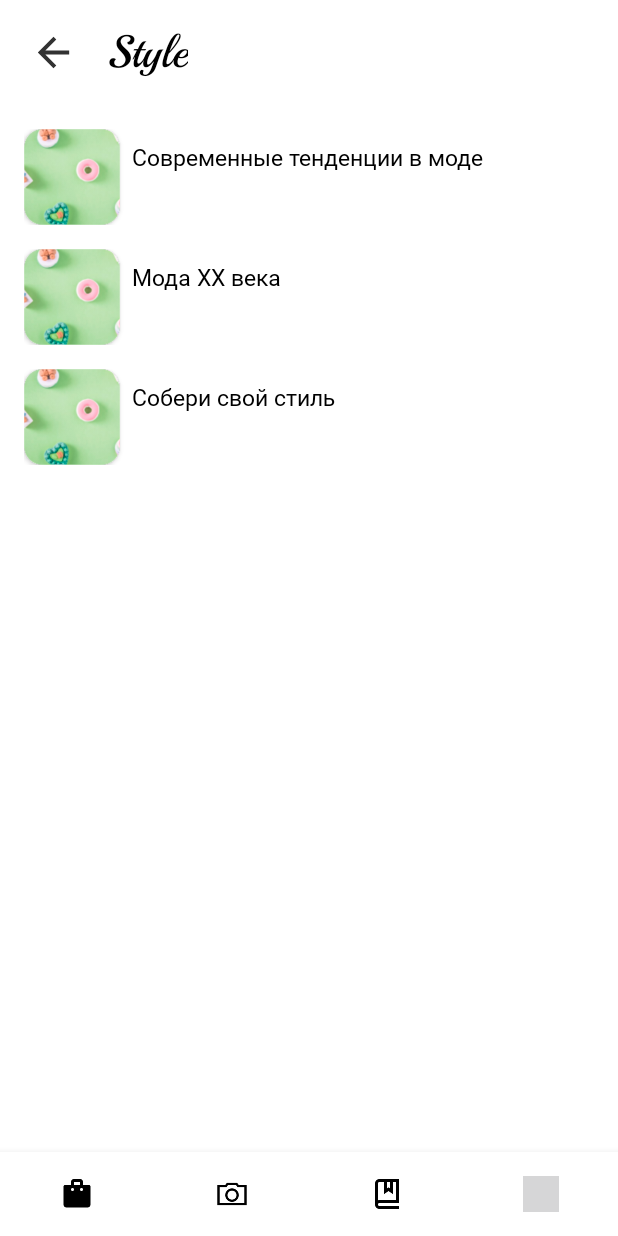
After one commit to Pavel-Team/TrueStyle, an Android app: the fragment TopicsFragment placed in its activity, on a phone screen of 412 x 824 dp. The commit adds this screen. Run offline under Robolectric (Android 15) with nearby library versions, the phone set to English and light mode, and no system bars; our stand-ins replace data binding.

Commit message:
topics fragment

```diff
--- /dev/null
+++ b/app/src/main/java/ru/dm/android/truestyle/model/Topic.kt
@@ -0,0 +1,7 @@
+/**Модель для темы со статьями*/
+package ru.dm.android.truestyle.model
+
+data class Topic(val id: Int,
+                 val title: String,
+                 val imageUrl: String) {
+}
--- a/app/src/main/java/ru/dm/android/truestyle/ui/screen/ArticlesFragment.kt
+++ b/app/src/main/java/ru/dm/android/truestyle/ui/screen/ArticlesFragment.kt
@@ -38,6 +38,14 @@
 
     private lateinit var listCircle: MutableList<ImageView>
     private var indexActiveArticle = 0 //Индекс текущего активированного кружка
+
+    private lateinit var callbacks: NavigationCallbacks
+
+
+    override fun onCreate(savedInstanceState: Bundle?) {
+        super.onCreate(savedInstanceState)
+        callbacks = context as NavigationCallbacks
+    }
 
 
     override fun onCreateView(
@@ -98,7 +106,6 @@
                         if (!isScroll && fromPosition-event.getY()==0f) {
                             val idArticle = listArticles.get(indexActiveArticle).id
                             Log.d(TAG, "Нажата статья id = " + idArticle.toString())
-                            val callbacks = context as NavigationCallbacks
                             val fragmentTo = ArticleFragment.newInstance(idArticle)
                             callbacks.navigateTo(fragmentTo, R.id.navigation_articles)
                         }
@@ -107,6 +114,15 @@
                 }
 
                 return true
+            }
+        })
+
+
+        //Слушатель для кнопки показа всех тем
+        binding.imageButtonTopics.setOnClickListener(object : View.OnClickListener {
+            override fun onClick(p0: View?) {
+                val fragmentTo = TopicsFragment()
+                callbacks.navigateTo(fragmentTo, R.id.navigation_articles)
             }
         })
 
--- /dev/null
+++ b/app/src/main/java/ru/dm/android/truestyle/ui/screen/TopicsFragment.kt
@@ -0,0 +1,64 @@
+/**Фрагмент с темами статей*/
+package ru.dm.android.truestyle.ui.screen
+
+import android.os.Bundle
+import android.view.LayoutInflater
+import android.view.View
+import android.view.ViewGroup
+import androidx.fragment.app.Fragment
+import androidx.lifecycle.ViewModelProvider
+import androidx.recyclerview.widget.LinearLayoutManager
+import ru.dm.android.truestyle.R
+import ru.dm.android.truestyle.databinding.FragmentTopicsBinding
+import ru.dm.android.truestyle.ui.navigation.NavigationCallbacks
+import ru.dm.android.truestyle.ui.screen.adapter.TopicAdapter
+import ru.dm.android.truestyle.viewmodel.TopicsViewModel
+
+class TopicsFragment: Fragment() {
+
+    private lateinit var topicsViewModel: TopicsViewModel
+    private var _binding: FragmentTopicsBinding? = null
+    private val binding get() = _binding!!
+
+    private lateinit var callbacks: NavigationCallbacks
+
+
+    override fun onCreate(savedInstanceState: Bundle?) {
+        super.onCreate(savedInstanceState)
+        callbacks = context as NavigationCallbacks
+    }
+
+
+    override fun onCreateView(
+        inflater: LayoutInflater,
+        container: ViewGroup?,
+        savedInstanceState: Bundle?
+    ): View? {
+        topicsViewModel = ViewModelProvider(this).get(TopicsViewModel::class.java)
+
+        _binding = FragmentTopicsBinding.inflate(inflater, container, false)
+        val root: View = binding.root
+
+        binding.lifecycleOwner = this@TopicsFragment
+        binding.recyclerViewTopics.apply{
+            layoutManager = LinearLayoutManager(context, LinearLayoutManager.VERTICAL, false)
+            adapter = TopicAdapter(context, topicsViewModel.liveData.value!!) //ВРЕМЕННО (потом готовить аж с OnCreate)
+        }
+
+        //Слушатель на кнопку назад
+        binding.imageButtonBack.setOnClickListener(object: View.OnClickListener {
+            override fun onClick(p0: View?) {
+                activity?.onBackPressed()
+            }
+        })
+
+        return root
+    }
+
+
+    override fun onDestroy() {
+        super.onDestroy()
+        _binding = null
+    }
+
+}
--- a/app/src/main/java/ru/dm/android/truestyle/ui/screen/adapter/DataBindingAdapter.kt
+++ b/app/src/main/java/ru/dm/android/truestyle/ui/screen/adapter/DataBindingAdapter.kt
@@ -13,7 +13,7 @@
 fun setWebViewClient(view: WebView, client: WebChromeClient) {
     view.webChromeClient = client
     view.webViewClient = WebViewClient()
-    //view.settings.javaScriptEnabled=true
+    view.settings.javaScriptEnabled=true
 }
 
 @BindingAdapter("loadUrl")
--- /dev/null
+++ b/app/src/main/java/ru/dm/android/truestyle/ui/screen/adapter/TopicAdapter.kt
@@ -0,0 +1,35 @@
+package ru.dm.android.truestyle.ui.screen.adapter
+
+import android.content.Context
+import android.view.LayoutInflater
+import android.view.ViewGroup
+import androidx.databinding.DataBindingUtil
+import androidx.recyclerview.widget.RecyclerView
+import ru.dm.android.truestyle.R
+import ru.dm.android.truestyle.databinding.ItemTopicBinding
+import ru.dm.android.truestyle.model.Topic
+import ru.dm.android.truestyle.ui.screen.holder.TopicHolder
+
+class TopicAdapter(private val context: Context,
+                   private val listTopics: List<Topic>): RecyclerView.Adapter<TopicHolder>() {
+
+    override fun onCreateViewHolder(parent: ViewGroup, viewType: Int): TopicHolder {
+        val binding = DataBindingUtil.inflate<ItemTopicBinding>(
+            LayoutInflater.from(context),
+            R.layout.item_topic,
+            parent,
+            false
+        )
+        return TopicHolder(binding, context)
+    }
+
+    override fun onBindViewHolder(holder: TopicHolder, position: Int) {
+        val clothes = listTopics[position]
+        holder.bind(clothes)
+    }
+
+    override fun getItemCount(): Int {
+        return listTopics.size
+    }
+
+}
--- /dev/null
+++ b/app/src/main/java/ru/dm/android/truestyle/ui/screen/holder/TopicHolder.kt
@@ -0,0 +1,33 @@
+package ru.dm.android.truestyle.ui.screen.holder
+
+import android.content.Context
+import android.view.View
+import androidx.recyclerview.widget.RecyclerView
+import ru.dm.android.truestyle.databinding.ItemTopicBinding
+import ru.dm.android.truestyle.model.Topic
+import ru.dm.android.truestyle.ui.navigation.NavigationCallbacks
+
+class TopicHolder(private val binding: ItemTopicBinding, context: Context): RecyclerView.ViewHolder(binding.root), View.OnClickListener {
+
+    private var callbacks: NavigationCallbacks
+
+    init {
+        itemView.setOnClickListener(this)
+        callbacks = context as NavigationCallbacks
+    }
+
+    fun bind(topic: Topic) {
+        binding.apply {
+            model = topic
+            executePendingBindings()
+        }
+    }
+
+    override fun onClick(view: View?) {
+        val id = binding.model!!.id
+
+        //val fragmentTo = ClothesFragment.newInstance(id)
+        //callbacks.navigateTo(fragmentTo, R.id.navigation_recommendation)
+    }
+
+}
--- /dev/null
+++ b/app/src/main/java/ru/dm/android/truestyle/viewmodel/TopicsViewModel.kt
@@ -0,0 +1,18 @@
+package ru.dm.android.truestyle.viewmodel
+
+import androidx.lifecycle.MutableLiveData
+import androidx.lifecycle.ViewModel
+import ru.dm.android.truestyle.model.Topic
+
+class TopicsViewModel: ViewModel() {
+    var liveData: MutableLiveData<List<Topic>> = MutableLiveData()
+
+    //ВРЕМЕННО
+    init {
+        liveData.value = listOf(
+            Topic(1, "Современные тенденции в моде", "www.url1.ru"),
+            Topic(2, "Мода XX века", "www.url2.ru"),
+            Topic(3, "Собери свой стиль", "www.url3.ru"),
+        )
+    }
+}
--- /dev/null
+++ b/app/src/main/res/drawable/ic_back.xml
@@ -0,0 +1,5 @@
+<vector android:autoMirrored="true" android:height="24dp"
+    android:tint="#323232" android:viewportHeight="24"
+    android:viewportWidth="24" android:width="24dp" xmlns:android="http://schemas.android.com/apk/res/android">
+    <path android:fillColor="@android:color/white" android:pathData="M20,11H7.83l5.59,-5.59L12,4l-8,8 8,8 1.41,-1.41L7.83,13H20v-2z"/>
+</vector>
--- a/app/src/main/res/layout/fragment_articles.xml
+++ b/app/src/main/res/layout/fragment_articles.xml
@@ -28,7 +28,7 @@
             android:textColor="@color/white"/>
 
         <ImageButton
-            android:id="@+id/make_photo_image_button"
+            android:id="@+id/image_button_topics"
             android:layout_width="@dimen/width_ic_plus"
             android:layout_height="@dimen/width_ic_plus"
             android:src="@drawable/ic_all_articles"
--- /dev/null
+++ b/app/src/main/res/layout/fragment_topics.xml
@@ -0,0 +1,49 @@
+<?xml version="1.0" encoding="utf-8"?>
+<layout xmlns:android="http://schemas.android.com/apk/res/android"
+    xmlns:app="http://schemas.android.com/apk/res-auto">
+
+    <data>
+
+    </data>
+
+    <androidx.constraintlayout.widget.ConstraintLayout
+        android:layout_width="match_parent"
+        android:layout_height="match_parent"
+        android:background="@color/white">
+
+        <ImageButton
+            android:id="@+id/image_button_back"
+            android:layout_width="@dimen/width_ic_back"
+            android:layout_height="@dimen/width_ic_back"
+            android:src="@drawable/ic_back"
+            app:layout_constraintTop_toTopOf="@id/title_style"
+            app:layout_constraintBottom_toBottomOf="@id/title_style"
+            app:layout_constraintStart_toStartOf="parent"
+            android:layout_marginStart="@dimen/margin_ic_back"
+            android:scaleType="centerCrop"
+            android:background="@null"
+            android:contentDescription="@string/back" />
+
+        <TextView
+            android:id="@+id/title_style"
+            style="@style/titleAppTextViewStyle"
+            android:layout_width="wrap_content"
+            android:layout_height="wrap_content"
+            android:text="@string/style"
+            app:layout_constraintStart_toEndOf="@id/image_button_back"
+            app:layout_constraintTop_toTopOf="parent"
+            android:layout_marginStart="@dimen/margin_start_title_style"
+            android:layout_marginTop="@dimen/margin_window"/>
+
+        <androidx.recyclerview.widget.RecyclerView
+            android:id="@+id/recycler_view_topics"
+            android:layout_width="match_parent"
+            android:layout_height="0dp"
+            app:layout_constraintStart_toStartOf="parent"
+            app:layout_constraintEnd_toEndOf="parent"
+            app:layout_constraintTop_toBottomOf="@id/title_style"
+            app:layout_constraintBottom_toBottomOf="parent"
+            android:layout_marginTop="@dimen/margin_top_recycler_view_topics"/>
+
+    </androidx.constraintlayout.widget.ConstraintLayout>
+</layout>
--- /dev/null
+++ b/app/src/main/res/layout/item_topic.xml
@@ -0,0 +1,48 @@
+<?xml version="1.0" encoding="utf-8"?>
+<layout xmlns:android="http://schemas.android.com/apk/res/android"
+    xmlns:tools="http://schemas.android.com/tools"
+    xmlns:app="http://schemas.android.com/apk/res-auto">
+
+    <data>
+        <variable
+            name="model"
+            type="ru.dm.android.truestyle.model.Topic" />
+    </data>
+
+    <LinearLayout
+        android:orientation="horizontal"
+        android:layout_width="match_parent"
+        android:layout_height="wrap_content"
+        android:layout_marginStart="@dimen/margin_window"
+        android:layout_marginEnd="@dimen/margin_window"
+        android:layout_marginTop="@dimen/margin_top_bottom_item_topics"
+        android:layout_marginBottom="@dimen/margin_top_bottom_item_topics">
+
+        <androidx.cardview.widget.CardView
+            android:layout_width="wrap_content"
+            android:layout_height="wrap_content"
+            app:cardCornerRadius="@dimen/radius_image_item_topics">
+
+        <ImageView
+            android:layout_width="@dimen/width_image_topic"
+            android:layout_height="@dimen/width_image_topic"
+            android:scaleType="centerCrop"
+            tools:src="@drawable/example_topic"
+            android:contentDescription="@string/image_topic"
+
+            android:src="@drawable/example_topic"/>
+        </androidx.cardview.widget.CardView>
+
+        <TextView
+            style="@style/textTextViewStyle"
+            android:layout_width="match_parent"
+            android:layout_height="wrap_content"
+            android:textSize="@dimen/text_size_item_topics"
+            android:padding="@dimen/padding_text_item_topic"
+            android:justificationMode="inter_word"
+            tools:targetApi="o"
+            android:hint="@string/hint_title_topic"
+            android:text="@{model.title}"/>
+
+    </LinearLayout>
+</layout>
--- a/app/src/main/res/values/dimens.xml
+++ b/app/src/main/res/values/dimens.xml
@@ -60,4 +60,15 @@
 
     <dimen name="text_size_recommended_article">28sp</dimen>
     <dimen name="width_circle_article">10dp</dimen>
+
+    <dimen name="width_ic_back">31dp</dimen>
+    <dimen name="margin_ic_back">20dp</dimen>
+    <dimen name="margin_start_title_style">20dp</dimen>
+    <dimen name="margin_top_recycler_view_topics">24dp</dimen>
+
+    <dimen name="radius_image_item_topics">12dp</dimen>
+    <dimen name="padding_text_item_topic">8dp</dimen>
+    <dimen name="text_size_item_topics">15sp</dimen>
+    <dimen name="margin_top_bottom_item_topics">8dp</dimen>
+    <dimen name="width_image_topic">64dp</dimen>
 </resources>
--- a/app/src/main/res/values/strings.xml
+++ b/app/src/main/res/values/strings.xml
@@ -52,4 +52,9 @@
     <string name="content_description_ic_all_articles">Open all articles</string>
     <string name="example_title_recommended_article">Article title</string>
 
+    <string name="back">Back</string>
+    <string name="style">Style</string>
+    <string name="image_topic">Theme</string>
+    <string name="hint_title_topic">Title name</string>
+
 </resources>
```
Also changed, not shown: app/src/main/res/drawable/example_topic.png (added), 1 other file.
